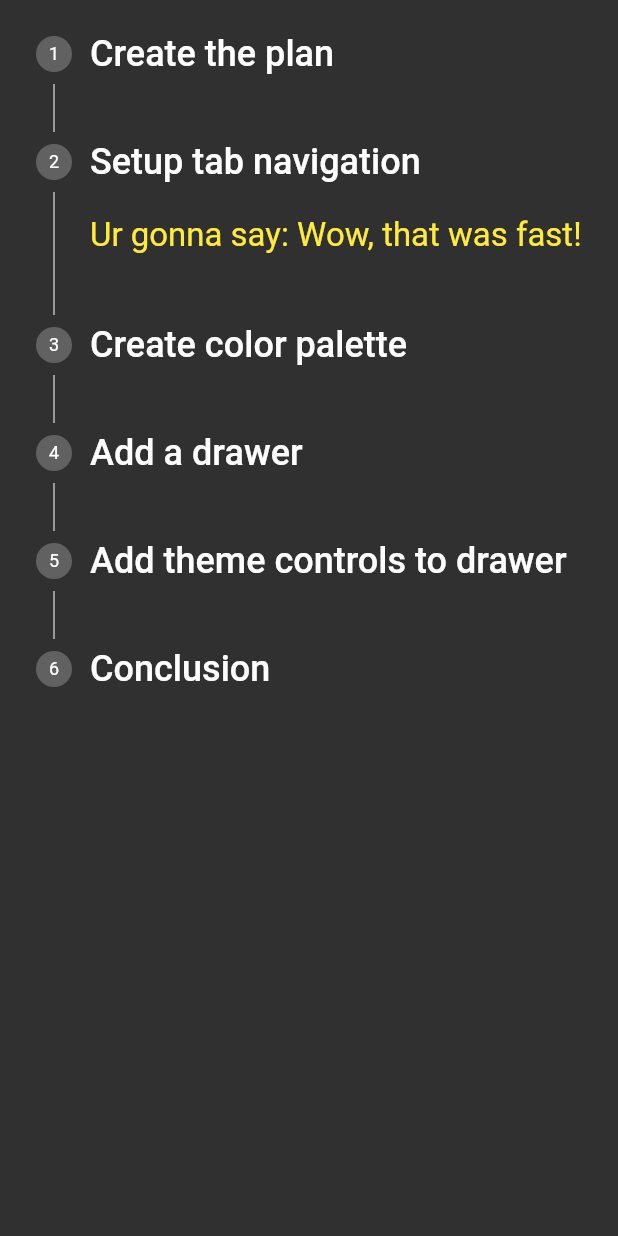
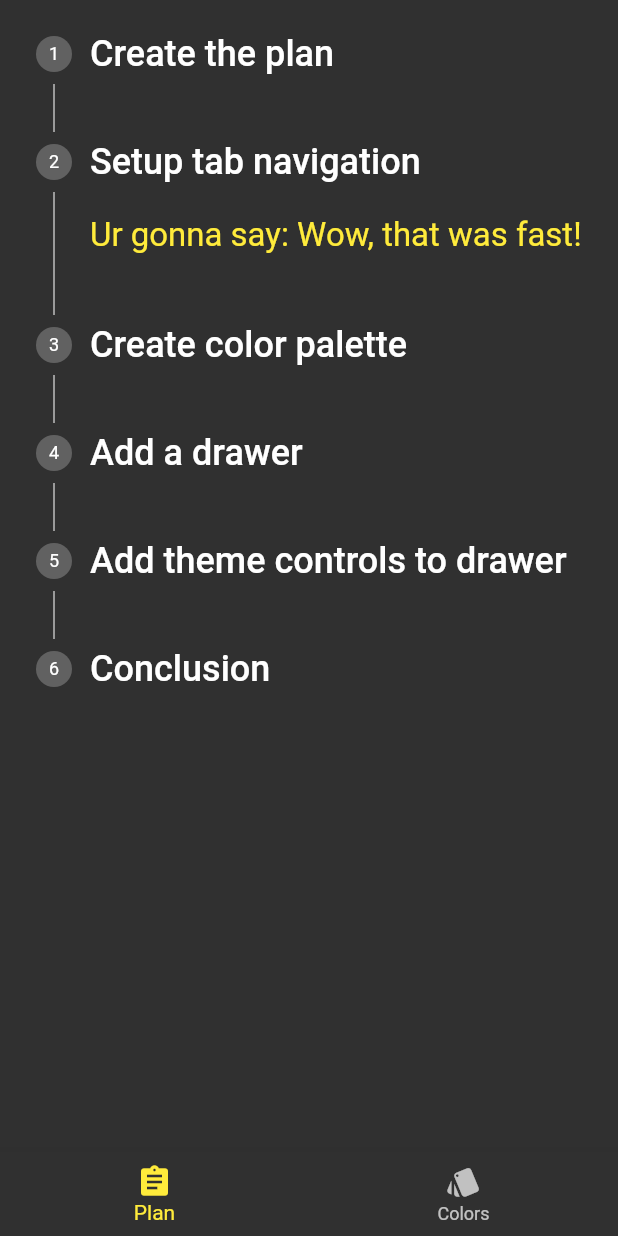
Before and after one commit to Senior033/presentation_materially_better, a Flutter app: the screen it shows after launch, after a tap on an icon or button, on a phone screen of 412 x 824 dp. Run offline on Flutter 3.47's test engine with Material 2 defaults, Android fonts, the phone set to English and light mode, and no system bars.

Commit message:
Step 2: Create tabs with tab switching, but not page switching.

```diff
--- a/lib/master_screen.dart
+++ b/lib/master_screen.dart
@@ -7,8 +7,38 @@ class MasterScreen extends StatefulWidget {
 }
 
 class _MasterScreenState extends State<MasterScreen> {
+  int _pageIndex = 0;
+
   @override
   Widget build(BuildContext context) {
-    return PlanScreen();
+    return Scaffold(
+      body: PlanScreen(),
+      bottomNavigationBar: BottomNavigationBar(
+        currentIndex: _pageIndex,
+        items: <BottomNavigationBarItem>[
+          BottomNavigationBarItem(
+            icon: Icon(
+              Icons.assignment,
+            ),
+            title: Text(
+              'Plan',
+            ),
+          ),
+          BottomNavigationBarItem(
+            icon: Icon(
+              Icons.style,
+            ),
+            title: Text(
+              'Colors',
+            ),
+          ),
+        ],
+        onTap: (int tabIndex) {
+          setState(() {
+            _pageIndex = tabIndex;
+          });
+        },
+      ),
+    );
   }
 }
```
